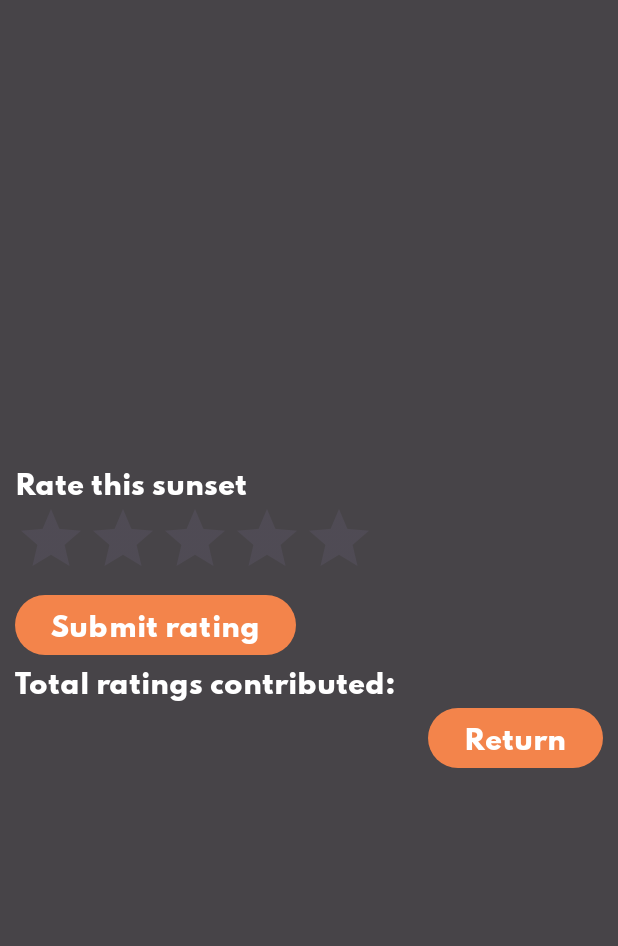
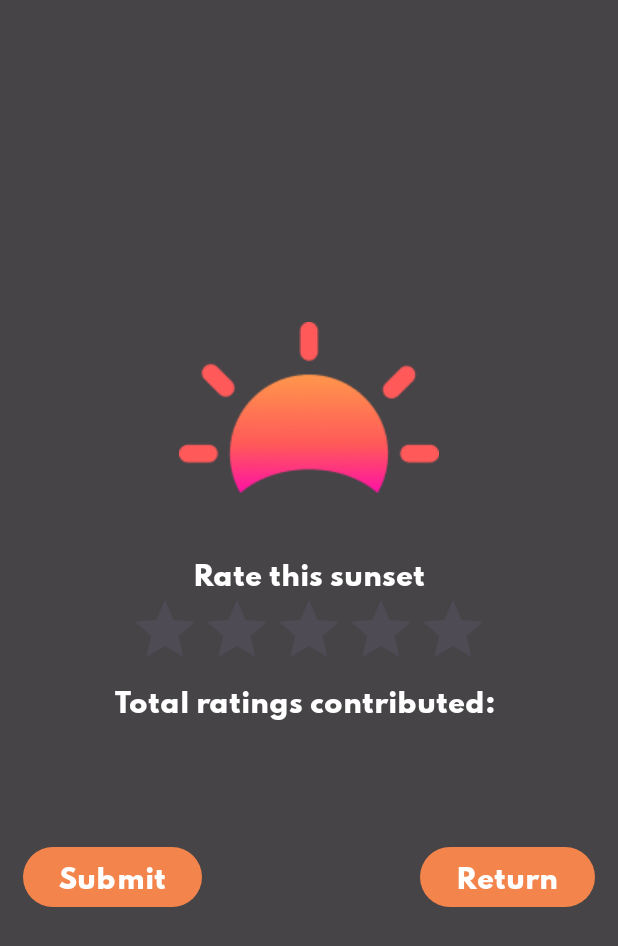
Before and after one commit to Kyle-Sang/SunsetPredictionApp, an Android app: the RatingActivity screen opened directly, with no data from a screen before it, on a phone screen of 412 x 824 dp. Shown: the top 946 px of the screen. Run offline under Robolectric (Android 15) with nearby library versions, the light colour scheme and no system bars.

Commit message:
fine tuning ui

```diff
--- a/SunsetPrediction/app/src/main/res/layout/activity_rating.xml
+++ b/SunsetPrediction/app/src/main/res/layout/activity_rating.xml
@@ -2,37 +2,51 @@
 <RelativeLayout xmlns:android="http://schemas.android.com/apk/res/android"
     android:layout_width="match_parent"
     android:layout_height="match_parent"
-    android:layout_margin="10dp"
+    android:layout_margin="15dp"
     android:gravity="center">
 
+
+    <ImageView
+        android:id="@+id/sunset"
+        android:layout_width="wrap_content"
+        android:layout_height="wrap_content"
+        android:src="@drawable/sunset"
+        android:layout_centerHorizontal="true"/>
 
     <TextView
         android:id="@+id/prompt"
         android:layout_width="wrap_content"
         android:layout_height="wrap_content"
-        android:text="Rate this sunset" />
+        android:text="Rate this sunset"
+        android:layout_below="@id/sunset"
+        android:layout_centerHorizontal="true"
+        android:layout_marginTop="40dp"/>
 
     <RatingBar
         android:id="@+id/ratingBar"
         android:layout_width="wrap_content"
         android:layout_height="wrap_content"
         android:layout_below="@id/prompt"
-        android:theme="@style/RatingBar"/>
-
-    <Button
-        android:id="@+id/save"
-        android:layout_width="wrap_content"
-        android:layout_height="wrap_content"
-        android:layout_below="@id/ratingBar"
-        android:text="Submit rating"
-        android:onClick="saveRating"/>
+        android:theme="@style/RatingBar"
+        android:layout_centerHorizontal="true"/>
 
     <TextView
         android:id="@+id/ratings_count"
         android:layout_width="wrap_content"
         android:layout_height="wrap_content"
         android:text="Total ratings contributed: "
-        android:layout_below="@id/save" />
+        android:layout_below="@id/ratingBar"
+        android:layout_centerHorizontal="true"/>
+
+    <Button
+        android:id="@+id/save"
+        android:layout_width="wrap_content"
+        android:layout_height="wrap_content"
+        android:text="Submit"
+        android:onClick="saveRating"
+        android:layout_below="@id/ratings_count"
+        android:layout_alignParentLeft="true"
+        android:layout_marginTop="80dp"/>
 
     <Button
         android:layout_width="wrap_content"
@@ -40,6 +54,7 @@
         android:text="Return"
         android:onClick="goBack"
         android:layout_below="@id/ratings_count"
-        android:layout_alignParentRight="true"/>
+        android:layout_alignParentRight="true"
+        android:layout_marginTop="80dp"/>
 
 </RelativeLayout>
```
Also changed, not shown: SunsetPrediction/app/src/main/res/layout/activity_local_info.xml (+21 -23 lines), SunsetPrediction/app/src/main/res/drawable/dial.png, SunsetPrediction/app/src/main/res/drawable/hour_hand.png, SunsetPrediction/app/src/main/res/drawable/sunset.png (added), SunsetPrediction/app/src/main/res/drawable/sunset_logo.png (deleted).
